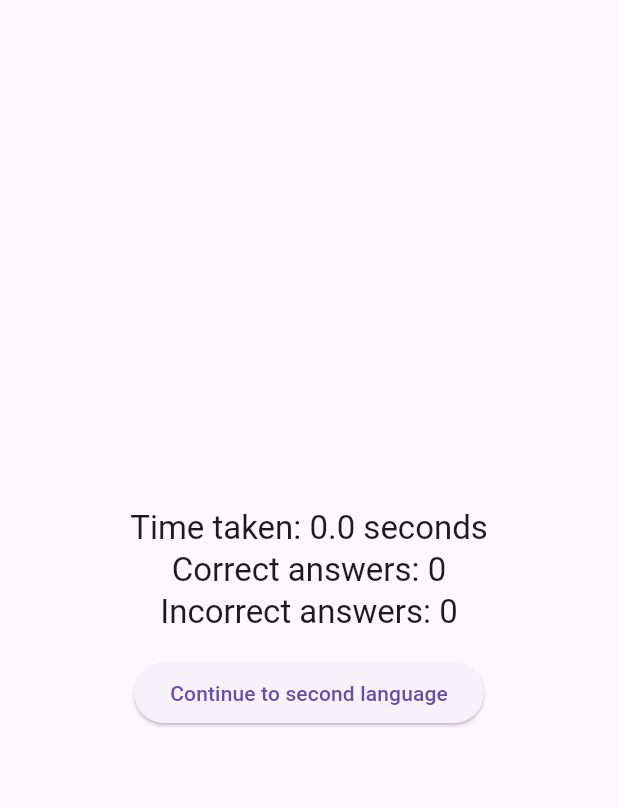
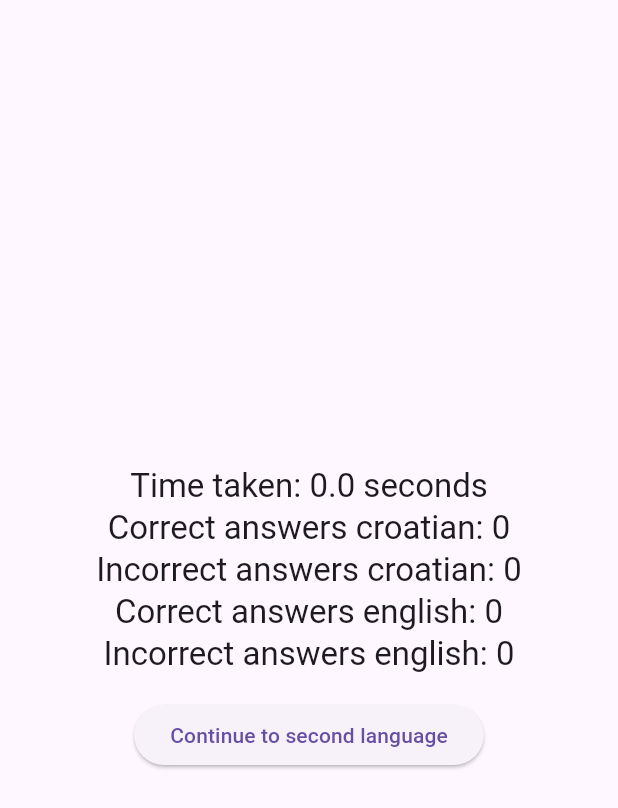
Before and after one commit to katarinasokcevic/StroopEffect, a Flutter app: the ResultPage screen opened directly with empty values, on a phone screen of 412 x 824 dp. Shown: the top 808 px of the screen. Run offline on Flutter 3.47's test engine with Material 3 defaults, Android fonts, the phone set to English and light mode, and no system bars; our stand-ins replace firebase_auth, firebase_core, firebase_storage, shared_preferences; accounts and stored records are empty.

Commit message:
fixed english answers and switch

```diff
--- a/lib/pages/result.dart
+++ b/lib/pages/result.dart
@@ -23,11 +23,19 @@ class ResultPage extends StatelessWidget {
               style: Theme.of(context).textTheme.headline6,
             ),
             Text(
-              'Correct answers: $correctAnswers',
+              'Correct answers croatian: $correctAnswers',
               style: Theme.of(context).textTheme.headline6,
             ),
             Text(
-              'Incorrect answers: $incorrectAnswers',
+              'Incorrect answers croatian: $incorrectAnswers',
+              style: Theme.of(context).textTheme.headline6,
+            ),
+            Text(
+              'Correct answers english: $correctAnswers2',
+              style: Theme.of(context).textTheme.headline6,
+            ),
+            Text(
+              'Incorrect answers english: $incorrectAnswers2',
               style: Theme.of(context).textTheme.headline6,
             ),
             SizedBox(height: 16), // Add some spacing
--- a/pubspec.yaml
+++ b/pubspec.yaml
@@ -31,6 +31,7 @@ dependencies:
   flutter:
     sdk: flutter
   animated_splash_screen: ^1.1.0
+  shared_preferences: ^2.0.9
 
 
 
```
Also changed, not shown: lib/pages/game.dart (+56 -64 lines), pubspec.lock.
